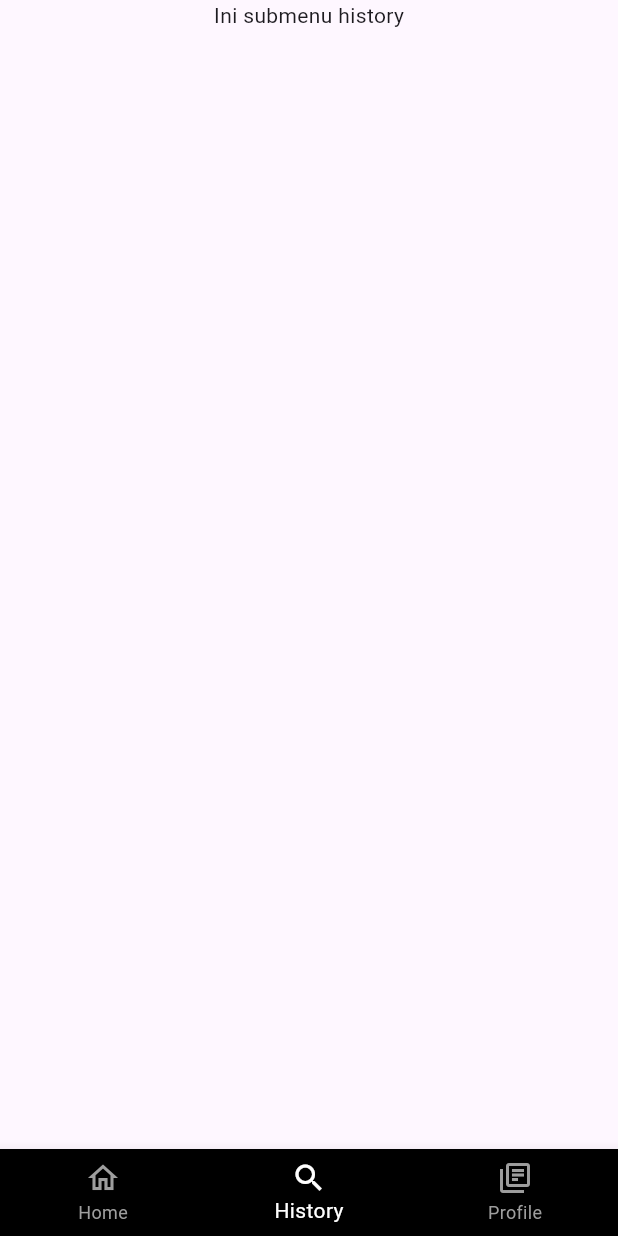
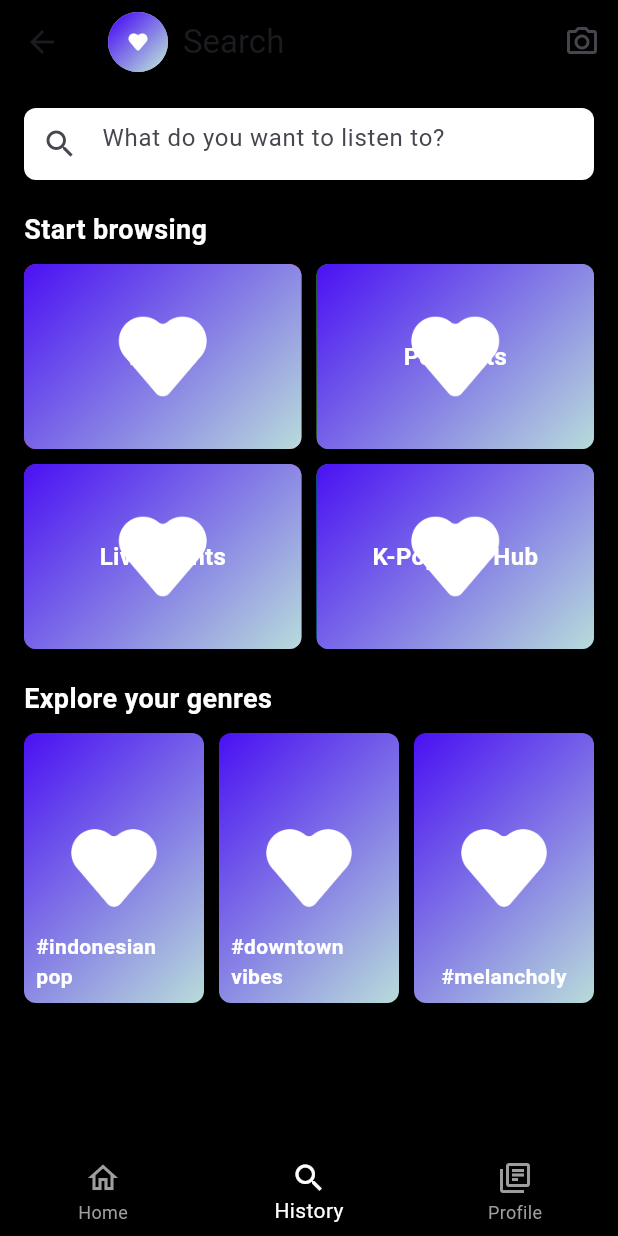
Before and after one commit to Pajrialfikri/spotify-project, a Flutter app: the HomePage screen opened by its route, item 2 of the bottom bar chosen, on a phone screen of 412 x 824 dp. Run offline on Flutter 3.47's test engine with Material 3 defaults, Android fonts, the phone set to English and light mode, and no system bars; our stand-ins replace get, video_player.

Commit message:
[P] Feat Search

```diff
--- a/lib/pages/home_page.dart
+++ b/lib/pages/home_page.dart
@@ -2,8 +2,9 @@ import 'package:flutter/material.dart';
 import 'package:get/get.dart';
 import 'package:spotify_project/controller/bottom_nav_controller.dart';
 import 'package:spotify_project/pages/menu/profile.dart';
-import 'package:spotify_project/pages/menu/history.dart';
+
 import 'package:spotify_project/pages/menu/home.dart';
+import 'package:spotify_project/pages/menu/search.dart';
 
 class HomePage extends StatelessWidget {
   const HomePage({super.key});
@@ -12,7 +13,7 @@ class HomePage extends StatelessWidget {
   Widget build(BuildContext context) {
     final BottomNavController bottomNavController = Get.put(BottomNavController());
 
-    final List<Widget> menus = [Home(), History(), Profile()];
+    final List<Widget> menus = [Home(), Search(), Profile()];
 
     return Obx(() {
       return Scaffold(
--- /dev/null
+++ b/lib/pages/menu/search.dart
@@ -0,0 +1,158 @@
+import 'package:flutter/material.dart';
+
+class Search extends StatelessWidget {
+  @override
+  Widget build(BuildContext context) {
+    return Scaffold(
+      appBar: AppBar(
+        backgroundColor: Colors.black,
+        title: Row(
+          children: [
+            CircleAvatar(
+              backgroundImage: AssetImage('assets/images/liked_song.png'), // Ganti dengan gambar profil Anda
+            ),
+            SizedBox(width: 10),
+            Text('Search'),
+          ],
+        ),
+        actions: [
+          IconButton(
+            icon: Icon(Icons.camera_alt_outlined),
+            onPressed: () {
+              // Aksi untuk tombol kamera
+            },
+          ),
+        ],
+      ),
+      backgroundColor: Colors.black,
+      body: SingleChildScrollView(
+        child: Padding(
+          padding: const EdgeInsets.all(16.0),
+          child: Column(
+            crossAxisAlignment: CrossAxisAlignment.start,
+            children: [
+              // Search Bar
+              Container(
+                decoration: BoxDecoration(
+                  color: Colors.white,
+                  borderRadius: BorderRadius.circular(8),
+                ),
+                child: TextField(
+                  decoration: InputDecoration(
+                    hintText: 'What do you want to listen to?',
+                    prefixIcon: Icon(Icons.search),
+                    border: InputBorder.none,
+                  ),
+                ),
+              ),
+              SizedBox(height: 20),
+
+              // Start browsing
+              Text(
+                'Start browsing',
+                style: TextStyle(
+                  color: Colors.white,
+                  fontSize: 18,
+                  fontWeight: FontWeight.bold,
+                ),
+              ),
+              SizedBox(height: 10),
+              GridView(
+                shrinkWrap: true,
+                physics: NeverScrollableScrollPhysics(),
+                gridDelegate: SliverGridDelegateWithFixedCrossAxisCount(
+                  crossAxisCount: 2,
+                  crossAxisSpacing: 10,
+                  mainAxisSpacing: 10,
+                  childAspectRatio: 3 / 2,
+                ),
+                children: [
+                  _buildGridItem('Music', Colors.pink, 'assets/images/liked_song.png'),
+                  _buildGridItem('Podcasts', Colors.green, 'assets/images/liked_song.png'),
+                  _buildGridItem('Live Events', Colors.purple, 'assets/images/liked_song.png'),
+                  _buildGridItem('K-Pop ON! Hub', Colors.blue, 'assets/images/liked_song.png'),
+                ],
+              ),
+              SizedBox(height: 20),
+
+              // Explore your genres
+              Text(
+                'Explore your genres',
+                style: TextStyle(
+                  color: Colors.white,
+                  fontSize: 18,
+                  fontWeight: FontWeight.bold,
+                ),
+              ),
+              SizedBox(height: 10),
+              GridView(
+                shrinkWrap: true,
+                physics: NeverScrollableScrollPhysics(),
+                gridDelegate: SliverGridDelegateWithFixedCrossAxisCount(
+                  crossAxisCount: 3,
+                  crossAxisSpacing: 10,
+                  mainAxisSpacing: 10,
+                  childAspectRatio: 2 / 3,
+                ),
+                children: [
+                  _buildGenreItem('#indonesian pop', 'assets/images/liked_song.png'),
+                  _buildGenreItem('#downtown vibes', 'assets/images/liked_song.png'),
+                  _buildGenreItem('#melancholy', 'assets/images/liked_song.png'),
+                ],
+              ),
+            ],
+          ),
+        ),
+      ),
+    );
+  }
+
+  Widget _buildGridItem(String title, Color color, String image) {
+    return Container(
+      decoration: BoxDecoration(
+        color: color,
+        borderRadius: BorderRadius.circular(8),
+        image: DecorationImage(
+          image: AssetImage(image),
+          fit: BoxFit.cover,
+        ),
+      ),
+      child: Center(
+        child: Text(
+          title,
+          style: TextStyle(
+            color: Colors.white,
+            fontSize: 16,
+            fontWeight: FontWeight.bold,
+          ),
+        ),
+      ),
+    );
+  }
+
+  Widget _buildGenreItem(String genre, String image) {
+    return Container(
+      decoration: BoxDecoration(
+        borderRadius: BorderRadius.circular(8),
+        image: DecorationImage(
+          image: AssetImage(image),
+          fit: BoxFit.cover,
+        ),
+      ),
+      child: Align(
+        alignment: Alignment.bottomCenter,
+        child: Padding(
+          padding: const EdgeInsets.all(8.0),
+          child: Text(
+            genre,
+            style: TextStyle(
+              color: Colors.white,
+              fontSize: 14,
+              fontWeight: FontWeight.bold,
+            ),
+          ),
+        ),
+      ),
+    );
+  }
+}
```
Also changed, not shown: lib/pages/menu/home.dart (+14 -4 lines), lib/widgets/video_player_item.dart (added, +55 -0 lines), pubspec.yaml (+8 -1 lines), assets/images/live_events.jpg (added), assets/images/made_for_you.png (added), assets/images/music.jpeg (added), assets/images/podcasts.jpeg (added), pubspec.lock, 2 other files.
